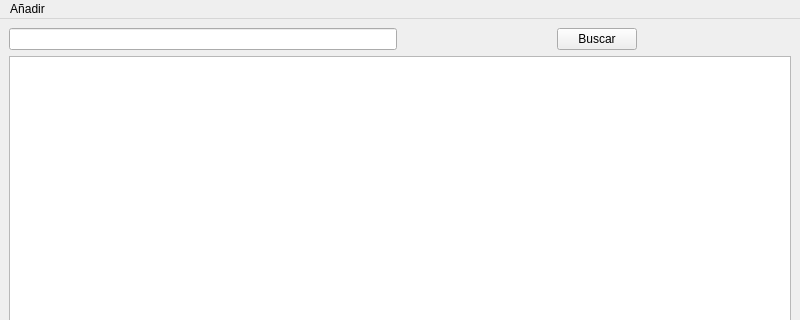
First picture: the form in menu.ui, repository infortype/MoneyManager, before the edit; both pictures show x 0 to 800 and y 0 to 320 of the 800 by 600 pixel window.
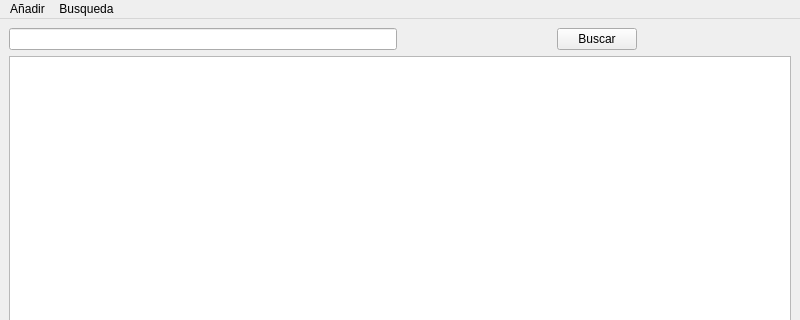
Second picture: the form after the edit.

Patch:
```diff
--- a/menu.ui
+++ b/menu.ui
@@ -86,7 +86,14 @@
     </property>
     <addaction name="actionNueva_Hoja"/>
    </widget>
+   <widget class="QMenu" name="menuBusqueda">
+    <property name="title">
+     <string>Busqueda</string>
+    </property>
+    <addaction name="actionTodos"/>
+   </widget>
    <addaction name="menuA_adir"/>
+   <addaction name="menuBusqueda"/>
   </widget>
   <action name="actionNueva_Hoja">
    <property name="text">
```
Left out of the diff: 7 changed lines with no effect on the pictures.
